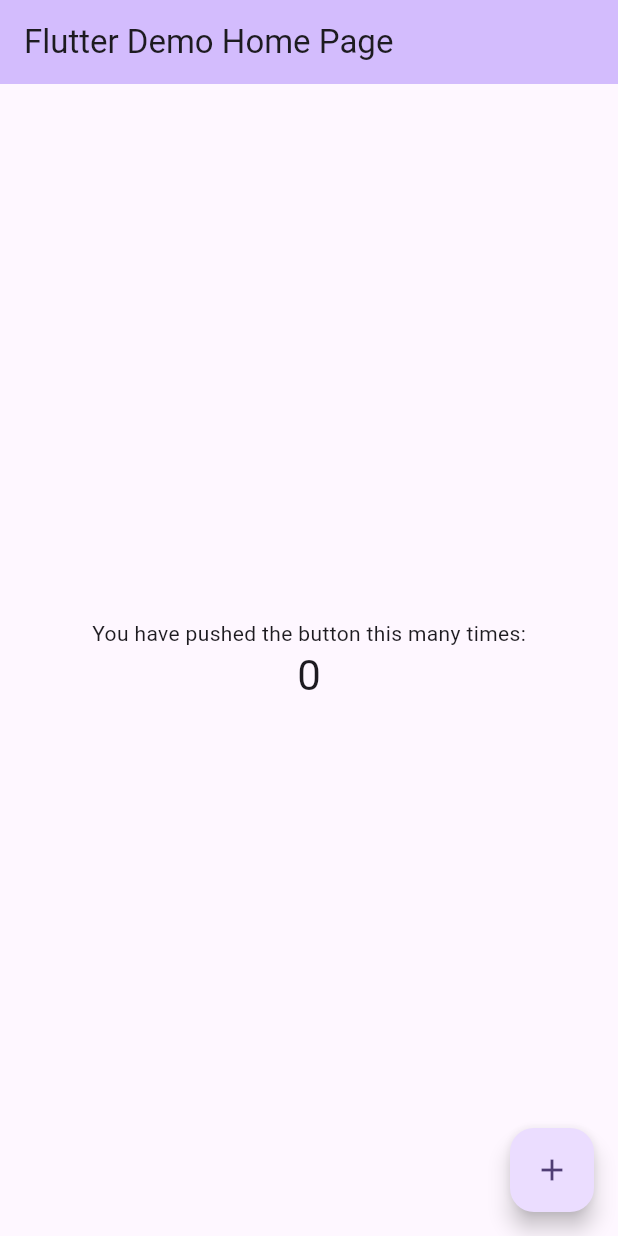
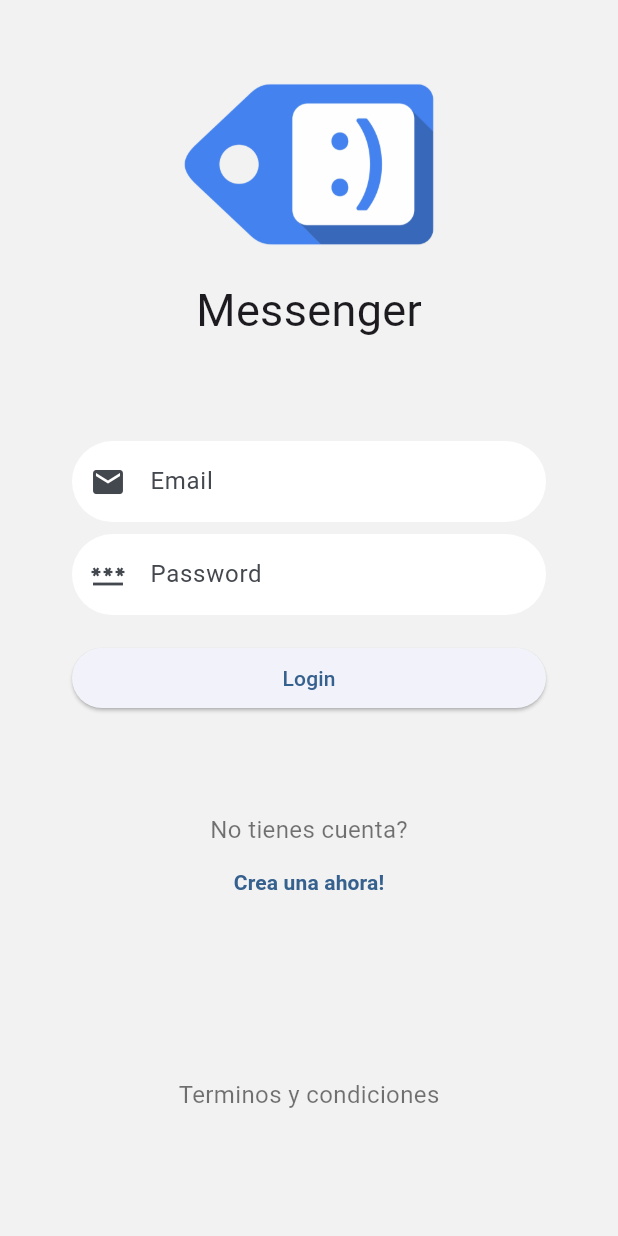
Before and after one commit to OscarHenry/chat, a Flutter app: the screen it shows after launch, on a phone screen of 412 x 824 dp. Run offline on Flutter 3.47's test engine with Material 2 defaults, Android fonts, the phone set to English and light mode, and no system bars.

Commit message:
login and register

```diff
--- a/lib/main.dart
+++ b/lib/main.dart
@@ -1,3 +1,5 @@
+import 'package:chat/pages/pages.dart';
+import 'package:chat/router/routes.dart';
 import 'package:flutter/material.dart';
 
 void main() {
@@ -12,114 +14,20 @@ class MyApp extends StatelessWidget {
   Widget build(BuildContext context) {
     return MaterialApp(
       title: 'Flutter Demo',
-      theme: ThemeData(
-        // This is the theme of your application.
-        //
-        // TRY THIS: Try running your application with "flutter run". You'll see
-        // the application has a blue toolbar. Then, without quitting the app,
-        // try changing the seedColor in the colorScheme below to Colors.green
-        // and then invoke "hot reload" (save your changes or press the "hot
-        // reload" button in a Flutter-supported IDE, or press "r" if you used
-        // the command line to start the app).
-        //
-        // Notice that the counter didn't reset back to zero; the application
-        // state is not lost during the reload. To reset the state, use hot
-        // restart instead.
-        //
-        // This works for code too, not just values: Most code changes can be
-        // tested with just a hot reload.
-        colorScheme: ColorScheme.fromSeed(seedColor: Colors.deepPurple),
+      debugShowCheckedModeBanner: false,
+      themeMode: ThemeMode.light,
+      theme: ThemeData.light(
         useMaterial3: true,
+      ).copyWith(
+        colorScheme: ColorScheme.fromSeed(seedColor: Colors.blue),
       ),
-      home: const MyHomePage(title: 'Flutter Demo Home Page'),
+      darkTheme: ThemeData.dark(
+        useMaterial3: true,
+      ).copyWith(
+        colorScheme: ColorScheme.fromSeed(seedColor: Colors.blue),
+      ),
+      routes: appRoutes,
+      initialRoute: 'login',
     );
   }
 }
-
-class MyHomePage extends StatefulWidget {
-  const MyHomePage({super.key, required this.title});
-
-  // This widget is the home page of your application. It is stateful, meaning
-  // that it has a State object (defined below) that contains fields that affect
-  // how it looks.
-
-  // This class is the configuration for the state. It holds the values (in this
-  // case the title) provided by the parent (in this case the App widget) and
-  // used by the build method of the State. Fields in a Widget subclass are
-  // always marked "final".
-
-  final String title;
-
-  @override
-  State<MyHomePage> createState() => _MyHomePageState();
-}
-
-class _MyHomePageState extends State<MyHomePage> {
-  int _counter = 0;
-
-  void _incrementCounter() {
-    setState(() {
-      // This call to setState tells the Flutter framework that something has
-      // changed in this State, which causes it to rerun the build method below
-      // so that the display can reflect the updated values. If we changed
-      // _counter without calling setState(), then the build method would not be
-      // called again, and so nothing would appear to happen.
-      _counter++;
-    });
-  }
-
-  @override
-  Widget build(BuildContext context) {
-    // This method is rerun every time setState is called, for instance as done
-    // by the _incrementCounter method above.
-    //
-    // The Flutter framework has been optimized to make rerunning build methods
-    // fast, so that you can just rebuild anything that needs updating rather
-    // than having to individually change instances of widgets.
-    return Scaffold(
-      appBar: AppBar(
-        // TRY THIS: Try changing the color here to a specific color (to
-        // Colors.amber, perhaps?) and trigger a hot reload to see the AppBar
-        // change color while the other colors stay the same.
-        backgroundColor: Theme.of(context).colorScheme.inversePrimary,
-        // Here we take the value from the MyHomePage object that was created by
-        // the App.build method, and use it to set our appbar title.
-        title: Text(widget.title),
-      ),
-      body: Center(
-        // Center is a layout widget. It takes a single child and positions it
-        // in the middle of the parent.
-        child: Column(
-          // Column is also a layout widget. It takes a list of children and
-          // arranges them vertically. By default, it sizes itself to fit its
-          // children horizontally, and tries to be as tall as its parent.
-          //
-          // Column has various properties to control how it sizes itself and
-          // how it positions its children. Here we use mainAxisAlignment to
-          // center the children vertically; the main axis here is the vertical
-          // axis because Columns are vertical (the cross axis would be
-          // horizontal).
-          //
-          // TRY THIS: Invoke "debug painting" (choose the "Toggle Debug Paint"
-          // action in the IDE, or press "p" in the console), to see the
-          // wireframe for each widget.
-          mainAxisAlignment: MainAxisAlignment.center,
-          children: <Widget>[
-            const Text(
-              'You have pushed the button this many times:',
-            ),
-            Text(
-              '$_counter',
-              style: Theme.of(context).textTheme.headlineMedium,
-            ),
-          ],
-        ),
-      ),
-      floatingActionButton: FloatingActionButton(
-        onPressed: _incrementCounter,
-        tooltip: 'Increment',
-        child: const Icon(Icons.add),
-      ), // This trailing comma makes auto-formatting nicer for build methods.
-    );
-  }
-}
--- /dev/null
+++ b/lib/pages/login_page.dart
@@ -0,0 +1,79 @@
+import 'package:chat/widgets/widgets.dart';
+import 'package:flutter/material.dart';
+
+class LoginPage extends StatelessWidget {
+  const LoginPage({super.key});
+
+  @override
+  Widget build(BuildContext context) {
+    return Scaffold(
+      backgroundColor: const Color(0xffF2F2F2),
+      body: SafeArea(
+        child: SingleChildScrollView(
+          physics: const BouncingScrollPhysics(),
+          child: SizedBox(
+            height: MediaQuery.of(context).size.height * 0.9,
+            child: const Column(
+              crossAxisAlignment: CrossAxisAlignment.start,
+              mainAxisAlignment: MainAxisAlignment.spaceBetween,
+              children: [
+                Logo(title: 'Messenger'),
+                LoginForm(),
+                Labels(
+                  path: 'register'
+                ),
+              ],
+            ),
+          ),
+        ),
+      ),
+    );
+  }
+}
+
+class LoginForm extends StatefulWidget {
+  const LoginForm({super.key});
+
+  @override
+  State<LoginForm> createState() => _LoginFormState();
+}
+
+class _LoginFormState extends State<LoginForm> {
+  late final TextEditingController emailController = TextEditingController();
+  late final TextEditingController passwordController = TextEditingController();
+
+  @override
+  Widget build(BuildContext context) {
+    return Center(
+      child: Container(
+        margin: const EdgeInsets.all(48.0),
+        child: Form(
+          child: Column(
+            crossAxisAlignment: CrossAxisAlignment.stretch,
+            children: [
+              CustomInput(
+                controller: emailController,
+                hintText: 'Email',
+                prefixIcon: const Icon(Icons.email),
+                textInputType: TextInputType.emailAddress,
+              ),
+              const SizedBox(height: 8.0),
+              CustomInput(
+                controller: passwordController,
+                hintText: 'Password',
+                prefixIcon: const Icon(Icons.password),
+                textInputType: TextInputType.visiblePassword,
+                obscureText: true,
+              ),
+              const SizedBox(height: 18.0),
+              ElevatedButton(
+                onPressed: () {},
+                child: const Text('Login'),
+              ),
+            ],
+          ),
+        ),
+      ),
+    );
+  }
+}
--- /dev/null
+++ b/lib/pages/pages.dart
@@ -0,0 +1,5 @@
+export 'login_page.dart';
+export 'users_page.dart';
+export 'chat_page.dart';
+export 'loading_page.dart';
+export 'register_page.dart';
--- /dev/null
+++ b/lib/router/routes.dart
@@ -0,0 +1,10 @@
+import 'package:chat/pages/pages.dart';
+import 'package:flutter/material.dart';
+
+Map<String, WidgetBuilder> appRoutes = {
+  "login": (_) => const LoginPage(),
+  "chat": (_) => const ChatPage(),
+  "loading": (_) => const LoadingPage(),
+  "register": (_) => const RegisterPage(),
+  "user": (_) => const UserPage(),
+};
--- /dev/null
+++ b/lib/widgets/custom_input.dart
@@ -0,0 +1,42 @@
+import 'package:flutter/material.dart';
+
+class CustomInput extends StatelessWidget {
+  const CustomInput({
+    super.key,
+    this.controller,
+    this.hintText,
+    this.prefixIcon,
+    this.obscureText = false,
+    this.textInputAction = TextInputAction.done,
+    this.textInputType = TextInputType.text,
+  });
+
+  final TextEditingController? controller;
+  final String? hintText;
+  final Widget? prefixIcon;
+  final bool obscureText;
+  final TextInputAction textInputAction;
+  final TextInputType textInputType;
+
+  @override
+  Widget build(BuildContext context) {
+    return TextFormField(
+      controller: controller,
+      autocorrect: false,
+      obscureText: obscureText,
+      keyboardType: textInputType,
+      decoration: InputDecoration(
+        prefixIcon: prefixIcon,
+        hintText: hintText,
+        filled: true,
+        fillColor: Colors.white,
+        border: OutlineInputBorder(
+          borderRadius: BorderRadius.circular(100),
+          borderSide: BorderSide.none,
+        ),
+        contentPadding: const EdgeInsets.symmetric(vertical: 15),
+      ),
+      textInputAction: textInputAction,
+    );
+  }
+}
--- /dev/null
+++ b/lib/widgets/labels.dart
@@ -0,0 +1,47 @@
+import 'package:flutter/material.dart';
+
+class Labels extends StatelessWidget {
+  const Labels({super.key, required this.path});
+  final String path;
+  @override
+  Widget build(BuildContext context) {
+    return Container(
+      height: 200,
+      alignment: Alignment.topCenter,
+      child: Column(
+        children: [
+          const Text(
+            'No tienes cuenta?',
+            style: TextStyle(color: Colors.black54, fontSize: 16),
+          ),
+          Visibility(
+            visible: path == 'login',
+            replacement: buildBtn(
+                context: context, path: path, title: 'Crea una ahora!'),
+            child: buildBtn(
+                context: context, path: path, title: 'Ya tengo una cuenta'),
+          ),
+          const Spacer(),
+          const Text(
+            'Terminos y condiciones',
+            style: TextStyle(color: Colors.black54, fontSize: 16),
+          ),
+        ],
+      ),
+    );
+  }
+
+  TextButton buildBtn({
+    required BuildContext context,
+    required String path,
+    required String title,
+  }) {
+    return TextButton(
+      onPressed: () => Navigator.pushReplacementNamed(context, path),
+      child: Text(
+        title,
+        style: const TextStyle(fontWeight: FontWeight.bold),
+      ),
+    );
+  }
+}
--- /dev/null
+++ b/lib/widgets/logo.dart
@@ -0,0 +1,27 @@
+import 'package:flutter/material.dart';
+
+class Logo extends StatelessWidget {
+  const Logo({super.key, required this.title});
+  final String title;
+  @override
+  Widget build(BuildContext context) {
+    return Center(
+      child: Container(
+        width: 170,
+        margin: const EdgeInsets.only(top: 48.0),
+        child: Column(
+          mainAxisSize: MainAxisSize.min,
+          crossAxisAlignment: CrossAxisAlignment.center,
+          children: [
+            Image.asset('assets/tag-logo.png', fit: BoxFit.cover),
+            const SizedBox(height: 20),
+            Text(
+              title,
+              style: const TextStyle(fontSize: 30),
+            ),
+          ],
+        ),
+      ),
+    );
+  }
+}
--- /dev/null
+++ b/lib/widgets/widgets.dart
@@ -0,0 +1,3 @@
+export 'custom_input.dart';
+export 'logo.dart';
+export 'labels.dart';
```
Also changed, not shown: lib/pages/chat_page.dart (added, +14 -0 lines), lib/pages/loading_page.dart (added, +14 -0 lines), lib/pages/register_page.dart (added, +85 -0 lines), lib/pages/users_page.dart (added, +14 -0 lines), pubspec.yaml (+5 -3 lines), assets/tag-logo.png (added), pubspec.lock.
